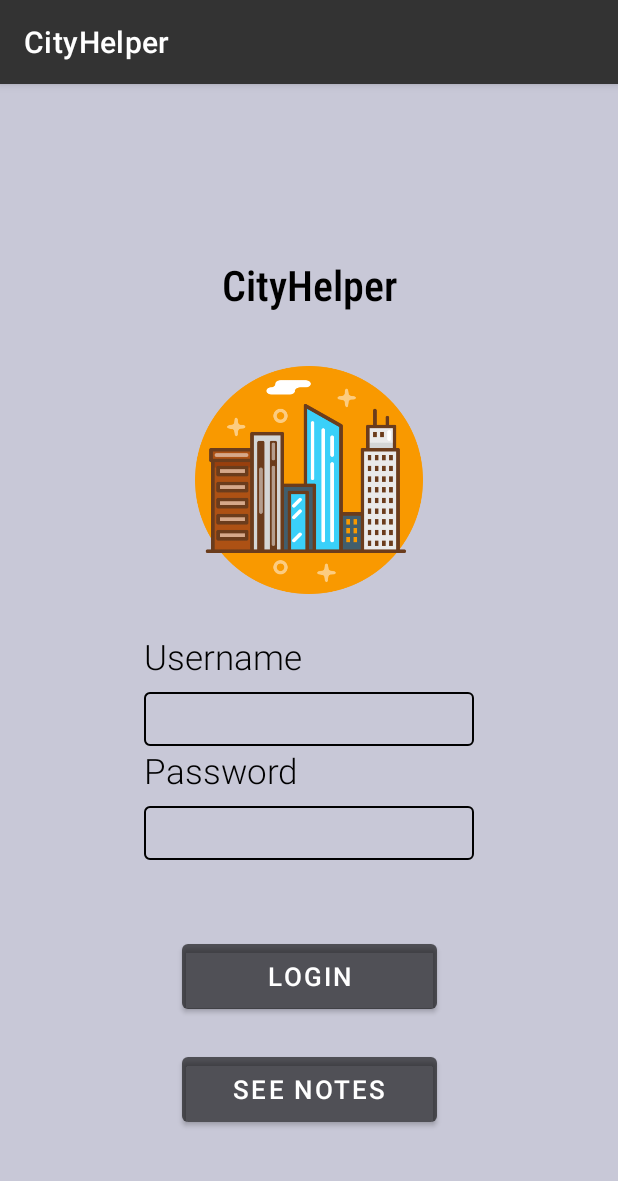
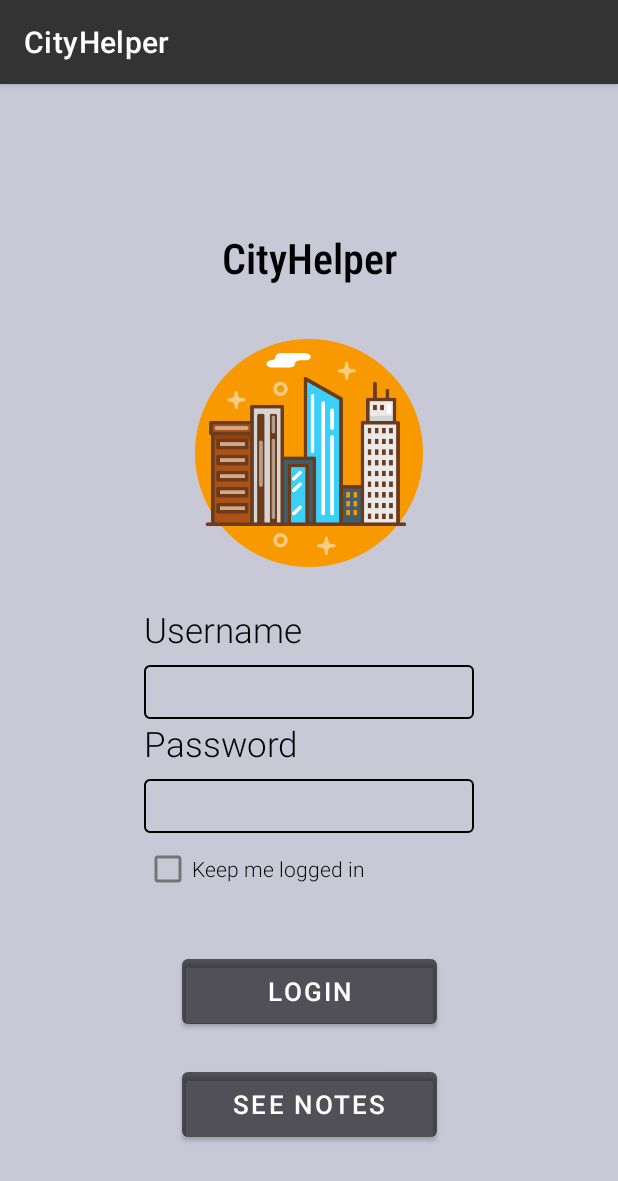
Before and after one commit to Gaivoto/TP1CM2021, an Android app: the screen it shows after launch (MainActivity), on a phone screen of 412 x 824 dp. Shown: the top 1181 px of the screen. Run offline under Robolectric (Android 15) with nearby library versions, the phone set to English and light mode, and no system bars.

Commit message:
implemented login, automatic login using shared preferences and setup retrofit

```diff
--- a/app/build.gradle
+++ b/app/build.gradle
@@ -74,4 +74,9 @@ dependencies {
         exclude group: 'com.android.support', module: 'support-annotations'
     })
     androidTestImplementation "androidx.test.ext:junit:$rootProject.androidxJunitVersion"
+
+    //Retrofit
+    implementation 'com.google.code.gson:gson:2.8.5'
+    implementation 'com.squareup.retrofit2:retrofit:2.4.0'
+    implementation 'com.squareup.retrofit2:converter-gson:2.4.0'
 }
--- /dev/null
+++ b/app/src/main/java/com/example/tp1cm2021/api/Endpoints.kt
@@ -0,0 +1,21 @@
+package com.example.tp1cm2021.api
+
+import retrofit2.Call
+import retrofit2.http.Field
+import retrofit2.http.FormUrlEncoded
+import retrofit2.http.GET
+import retrofit2.http.POST
+
+interface Endpoints {
+
+    @GET("api/reports")
+    fun getReports(): Call<List<Report>>
+
+    //login endpoint
+    @FormUrlEncoded
+    @POST("api/login")
+    fun login(
+        @Field("username") username: String,
+        @Field("password") password: String
+    ): Call<LoginOutput>
+}
--- a/app/src/main/res/layout-land/activity_main.xml
+++ b/app/src/main/res/layout-land/activity_main.xml
@@ -53,14 +53,13 @@
         android:layout_height="wrap_content"
         android:layout_marginEnd="105dp"
         android:layout_marginRight="105dp"
-        android:layout_marginBottom="30dp"
         android:background="@drawable/border"
         android:ems="10"
         android:fontFamily="sans-serif-light"
         android:inputType="textPassword"
         android:textColor="@color/black"
         android:textSize="17dp"
-        app:layout_constraintBottom_toTopOf="@+id/loginBtn"
+        app:layout_constraintBottom_toTopOf="@+id/loggedCheck"
         app:layout_constraintEnd_toEndOf="parent" />
 
     <Button
@@ -116,4 +115,14 @@
         app:layout_constraintBottom_toTopOf="@+id/imageView"
         app:layout_constraintStart_toStartOf="parent"
         tools:text="@string/app_name" />
+
+    <CheckBox
+        android:id="@+id/loggedCheck"
+        android:layout_width="wrap_content"
+        android:layout_height="wrap_content"
+        android:layout_marginBottom="20dp"
+        android:fontFamily="sans-serif-light"
+        android:text="@string/keepMeLogged"
+        app:layout_constraintBottom_toTopOf="@+id/loginBtn"
+        app:layout_constraintStart_toStartOf="@+id/editPassword" />
 </androidx.constraintlayout.widget.ConstraintLayout>
--- a/app/src/main/res/layout/activity_main.xml
+++ b/app/src/main/res/layout/activity_main.xml
@@ -11,14 +11,13 @@
         android:id="@+id/editPassword"
         android:layout_width="220dp"
         android:layout_height="wrap_content"
-        android:layout_marginBottom="50dp"
         android:background="@drawable/border"
         android:ems="10"
         android:fontFamily="sans-serif-light"
         android:inputType="textPassword"
         android:textColor="@color/black"
         android:textSize="17dp"
-        app:layout_constraintBottom_toTopOf="@+id/loginBtn"
+        app:layout_constraintBottom_toTopOf="@+id/loggedCheck"
         app:layout_constraintEnd_toEndOf="parent"
         app:layout_constraintHorizontal_bias="0.5"
         app:layout_constraintStart_toStartOf="parent" />
@@ -57,7 +56,7 @@
         android:id="@+id/notesBtn"
         android:layout_width="@dimen/btnWidth"
         android:layout_height="55dp"
-        android:layout_marginBottom="70dp"
+        android:layout_marginBottom="60dp"
         android:onClick="moveToNotes"
         android:text="@string/seeNotes"
         android:textSize="@dimen/loginBtnTextSize"
@@ -118,4 +117,14 @@
         app:layout_constraintHorizontal_bias="0.5"
         app:layout_constraintStart_toStartOf="parent"
         app:srcCompat="@drawable/logo" />
+
+    <CheckBox
+        android:id="@+id/loggedCheck"
+        android:layout_width="wrap_content"
+        android:layout_height="wrap_content"
+        android:layout_marginBottom="30dp"
+        android:fontFamily="sans-serif-light"
+        android:text="@string/keepMeLogged"
+        app:layout_constraintBottom_toTopOf="@+id/loginBtn"
+        app:layout_constraintStart_toStartOf="@+id/editPassword" />
 </androidx.constraintlayout.widget.ConstraintLayout>
--- a/app/src/main/res/values/strings.xml
+++ b/app/src/main/res/values/strings.xml
@@ -20,4 +20,11 @@
     <string name="noTitle">The title cannot be empty</string>
     <string name="noDescription">The description cannot be empty</string>
     <string name="title_activity_report_map">Map</string>
+    <string name="failedLogin">Invalid credentials</string>
+    <string name="noUsername">The username cannot be empty</string>
+    <string name="noPassword">The password cannot be empty</string>
+    <string name="keepMeLogged">Keep me logged in</string>
+    <string name="preferenceFile" translatable="false">prefFile</string>
+    <string name="usernameP" translatable="false">usernameP</string>
+    <string name="passwordP" translatable="false">passwordP</string>
 </resources>
```
Also changed, not shown: app/src/main/AndroidManifest.xml (+3 -15 lines), app/src/main/java/com/example/tp1cm2021/activities/MainActivity.kt (+88 -5 lines), app/src/main/java/com/example/tp1cm2021/api/Report.kt (added, +28 -0 lines), app/src/main/java/com/example/tp1cm2021/api/ServiceBuilder.kt (added, +19 -0 lines), 1 other file.
